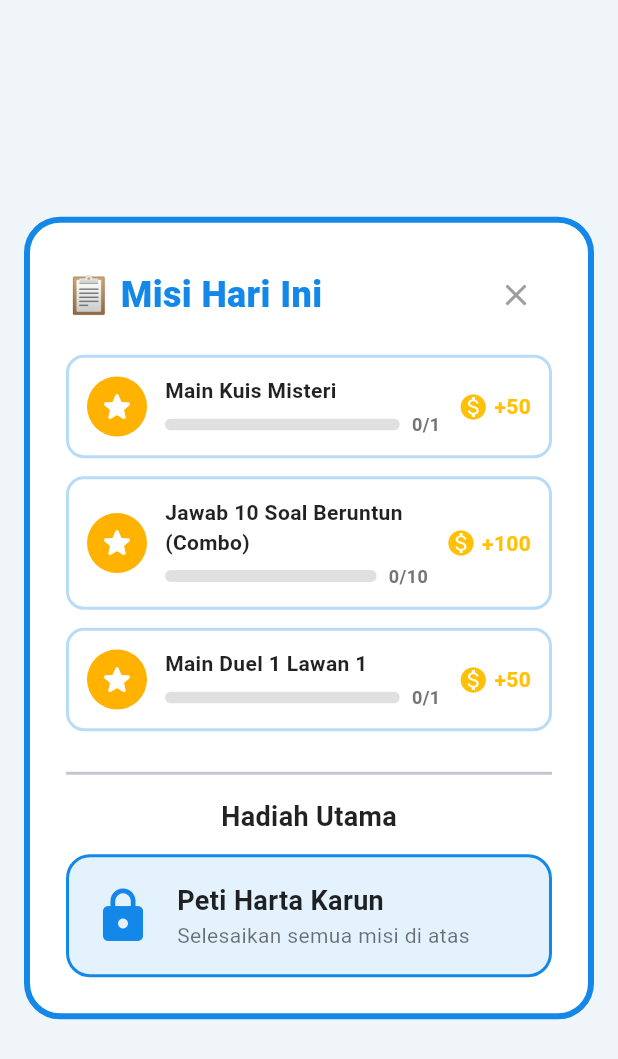
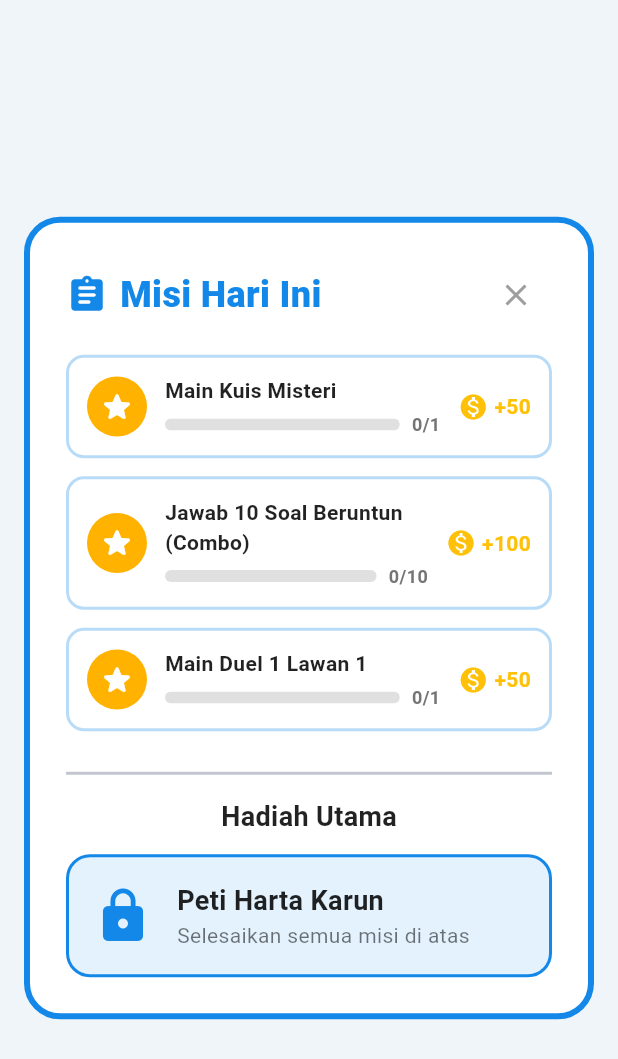
Before and after one commit to ardhikaxx/jago-hitung-mobile, a Flutter app: the DailyQuestDialog widget shown alone on an empty page, opened directly with empty values, on a phone screen of 412 x 824 dp. Shown: the top 1059 px of the screen. Run offline on Flutter 3.47's test engine with Material 3 defaults, Android fonts, the phone set to English and light mode, and no system bars; our stand-ins replace audioplayers, cloud_firestore, firebase_auth, firebase_core, google_fonts, google_sign_in; accounts and stored records are empty.

Commit message:
style: replace emoji with primary colored icon in daily quest dialog title

```diff
--- a/lib/widgets/daily_quest_dialog.dart
+++ b/lib/widgets/daily_quest_dialog.dart
@@ -210,9 +210,15 @@ class _DailyQuestDialogState extends State<DailyQuestDialog> {
             Row(
               mainAxisAlignment: MainAxisAlignment.spaceBetween,
               children: [
-                const Text(
-                  '📋 Misi Hari Ini',
-                  style: TextStyle(fontSize: 24, fontWeight: FontWeight.w900, color: AppColors.primary),
+                Row(
+                  children: [
+                    const Icon(Icons.assignment_rounded, color: AppColors.primary, size: 28),
+                    const SizedBox(width: 8),
+                    const Text(
+                      'Misi Hari Ini',
+                      style: TextStyle(fontSize: 24, fontWeight: FontWeight.w900, color: AppColors.primary),
+                    ),
+                  ],
                 ),
                 IconButton(
                   icon: const Icon(Icons.close, color: Colors.grey),
```
